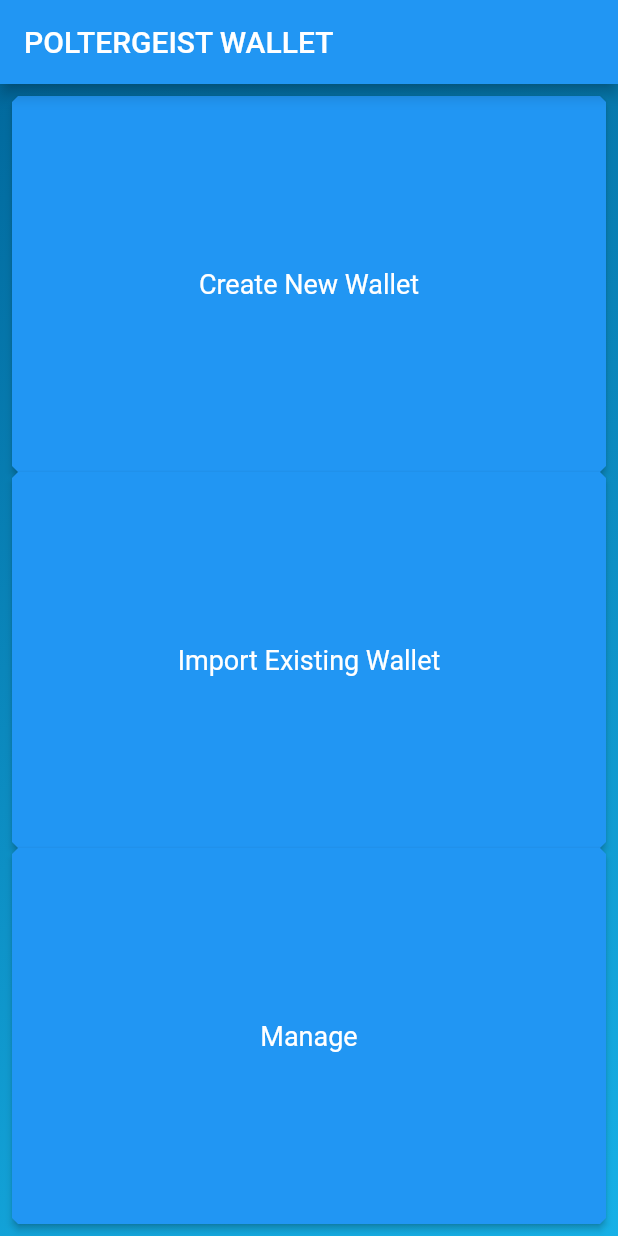
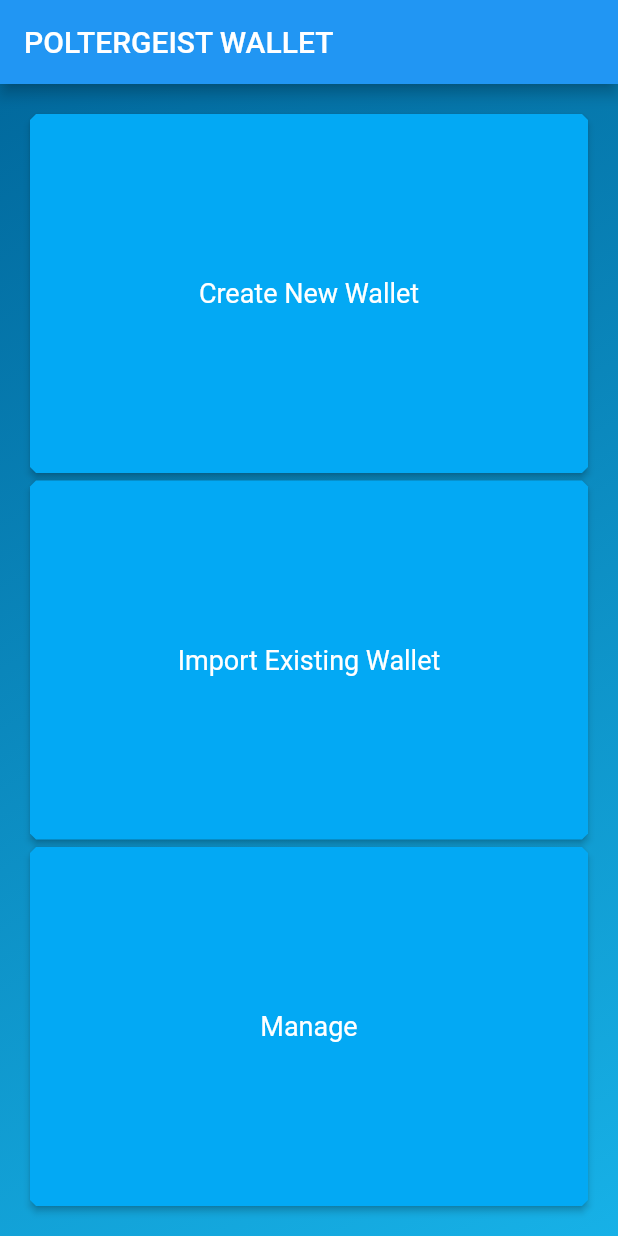
Before and after one commit to atrang789/PoltergeistWallet, a Flutter app: the screen it shows after launch, on a phone screen of 412 x 824 dp. Run offline on Flutter 3.47's test engine with Material 2 defaults, Android fonts, the phone set to English and light mode, and no system bars; missing offline and left inert: dart:html.

Commit message:
added button components and functionalityto navigation routes

```diff
--- a/lib/components/square_button.dart
+++ b/lib/components/square_button.dart
@@ -9,8 +9,14 @@ class SquareButton extends StatelessWidget{
 
   @override
   Widget build(BuildContext context) {
-    return ElevatedButton(
+    return RawMaterialButton(
       onPressed: onPressed,
+      constraints: BoxConstraints.tightFor(
+        width: 400.0,
+        height: 20.0,
+      ),
+      padding: EdgeInsets.all(3.0),
+      fillColor: Colors.lightBlue,
       child: Container(
         child: Center(
           child: Text(
@@ -21,10 +27,8 @@ class SquareButton extends StatelessWidget{
         width: double.infinity,
         height: kBottomContainerHeight,
       ),
-      style: ElevatedButton.styleFrom(
-        shape: BeveledRectangleBorder(
-            borderRadius: BorderRadius.circular(4)
-        ),
+      shape: BeveledRectangleBorder(
+          borderRadius: BorderRadius.circular(4)
       ),
     );
   }
--- a/lib/constants.dart
+++ b/lib/constants.dart
@@ -14,4 +14,5 @@ const kInactiveCardColour = Color(0xFF111328);
 const kMediumButtonTextStyle = TextStyle(
   fontSize: 18.0,
   fontWeight: FontWeight.normal,
+  color: Colors.white
 );
--- a/lib/main.dart
+++ b/lib/main.dart
@@ -1,5 +1,7 @@
 import 'package:flutter/material.dart';
 import 'package:poltergeistwallet/screens/create_wallet_screen.dart';
+import 'package:poltergeistwallet/screens/import_wallet_screen.dart';
+import 'package:poltergeistwallet/screens/manage_screen.dart';
 import 'package:poltergeistwallet/screens/settings_screen.dart';
 import 'package:poltergeistwallet/screens/welcome_screen.dart';
 
@@ -20,6 +22,8 @@ class PoltergeistWallet extends StatelessWidget {
       routes: {
         WelcomeScreen.id: (context) => WelcomeScreen(),
         CreateWalletScreen.id: (context) => CreateWalletScreen(),
+        ImportWalletScreen.id: (context) => ImportWalletScreen(),
+        ManageScreen.id: (context) => ManageScreen(),
         SettingsScreen.id: (context) => SettingsScreen(),
       },
     );
--- a/lib/screens/create_wallet_screen.dart
+++ b/lib/screens/create_wallet_screen.dart
@@ -10,6 +10,8 @@ class CreateWalletScreen extends StatefulWidget {
 class _CreateWalletScreen extends State<CreateWalletScreen> {
   @override
   Widget build(BuildContext context) {
-
+    return Container(
+      child: Text('Create Wallet Screen'),
+    );
   }
 }
--- a/lib/screens/settings_screen.dart
+++ b/lib/screens/settings_screen.dart
@@ -10,6 +10,8 @@ class SettingsScreen extends StatefulWidget {
 class _SettingsScreen extends State<SettingsScreen> {
   @override
   Widget build(BuildContext context) {
-
+    return Container(
+      child: Text('Settings Screen'),
+    );
   }
 }
--- a/lib/screens/welcome_screen.dart
+++ b/lib/screens/welcome_screen.dart
@@ -2,6 +2,9 @@ import 'package:flutter/widgets.dart';
 import 'package:flutter/material.dart';
 import 'package:poltergeistwallet/components/square_button.dart';
 import 'package:poltergeistwallet/constants.dart';
+import 'package:poltergeistwallet/screens/create_wallet_screen.dart';
+import 'package:poltergeistwallet/screens/import_wallet_screen.dart';
+import 'package:poltergeistwallet/screens/manage_screen.dart';
 
 class WelcomeScreen extends StatefulWidget {
   static String id = 'welcome_screen';
@@ -14,6 +17,7 @@ class _WelcomeScreenState extends State<WelcomeScreen> {
   final String _createWalletText = 'Create New Wallet';
   final String _importWalletText = 'Import Existing Wallet';
   final String _manageButtonText = 'Manage';
+  final double _sizedBoxHeight = 5;
 
   @override
   Widget build(BuildContext context) {
@@ -33,32 +37,35 @@ class _WelcomeScreenState extends State<WelcomeScreen> {
             crossAxisAlignment: CrossAxisAlignment.stretch,
             mainAxisAlignment: MainAxisAlignment.spaceEvenly,
             children: <Widget>[
+              //Insert list here
               Expanded(
-                  child: Padding(
-                    padding: const EdgeInsets.all(8.0),
+                  child: Container(
+                    padding: const EdgeInsets.all(20.0),
                     child: Column(
                       children: <Widget>[
                         Expanded(
                           child: SquareButton(
                             buttonTitle: _createWalletText,
                             onPressed: () {
-                              Navigator.pop(context);
+                              Navigator.pushNamed(context, CreateWalletScreen.id);
                             },
                           ),
                         ),
+                        SizedBox(height: _sizedBoxHeight),
                         Expanded(
                           child: SquareButton(
                             buttonTitle: _importWalletText,
                             onPressed: () {
-                              Navigator.pop(context);
+                              Navigator.pushNamed(context, ImportWalletScreen.id);
                             },
                           ),
                         ),
+                        SizedBox(height: _sizedBoxHeight),
                         Expanded(
                           child: SquareButton(
                             buttonTitle: _manageButtonText,
                             onPressed: () {
-                              Navigator.pop(context);
+                              Navigator.pushNamed(context, ManageScreen.id);
                             },
                           ),
                         ),
```
Also changed, not shown: lib/screens/import_wallet_screen.dart (added, +18 -0 lines), lib/screens/manage_screen.dart (added, +19 -0 lines).
